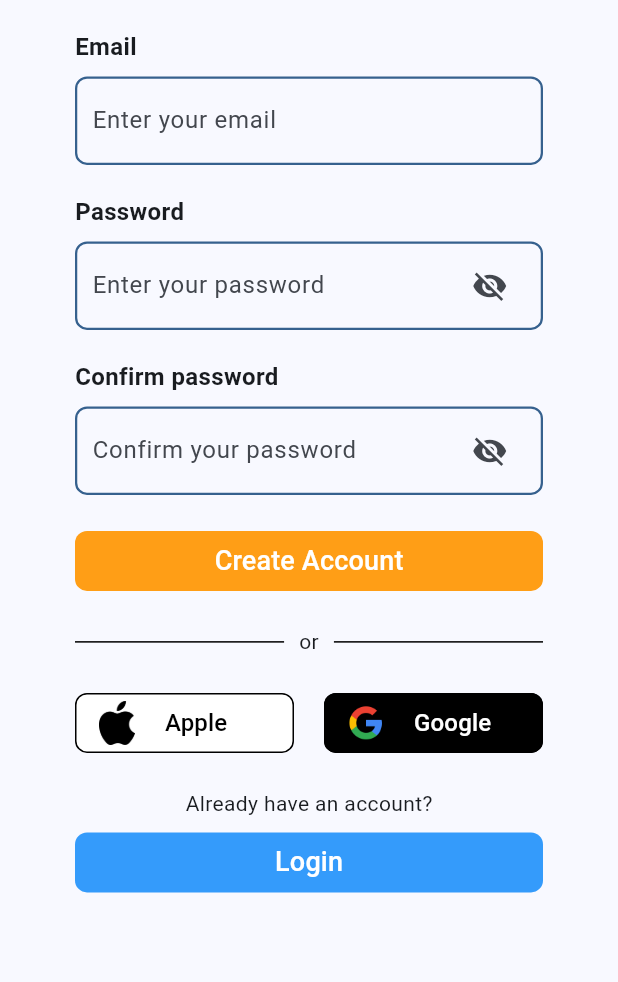
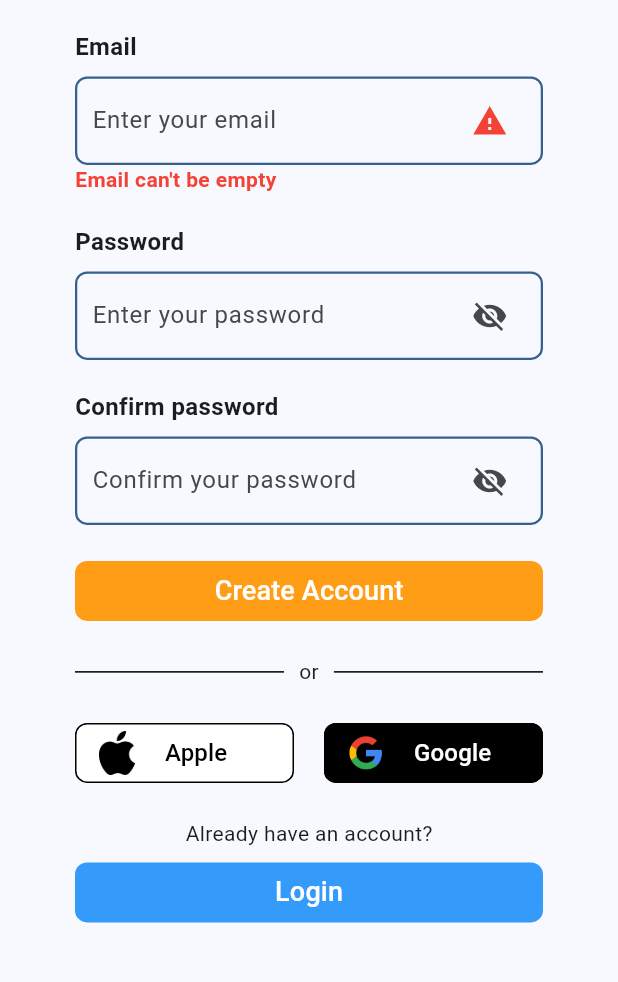
Before and after one commit to amarosv/SongSwipe, a Flutter app: the screen it shows after launch, after a tap on "Create Account", on a phone screen of 412 x 824 dp, the part 232-1214 px from its top. Run offline on Flutter 3.47's test engine with Material 3 defaults, Android fonts, the phone set to English and light mode, and no system bars; our stand-ins replace firebase_auth, firebase_core, flutter_dotenv, flutter_riverpod, go_router, image_cropper and 3 more; accounts and stored records are empty; generated files the repository leaves out were written again.

Commit message:
Pantalla de sign up terminada

```diff
--- a/lib/config/languages/app_en.arb
+++ b/lib/config/languages/app_en.arb
@@ -22,8 +22,10 @@
     "error_password_special": "password must contain at least 1 special character",
     "error_password_invalid": "password must be 8 characters long, must contain 1 capital letter, 1 lowercase letter, 1 number and 1 special character",
     "error_passwords_match": "passwords don't match",
+    "error_password_weak": "the password provided is too weak.",
     "error_email_empty": "email can't be empty",
     "error_email_invalid": "email isn't valid",
+    "error_account": "the account already exists for that email.",
     "complete_profile": "complete your profile",
     "username": "username",
     "username_placeholder": "enter your username",
--- a/lib/config/languages/app_es.arb
+++ b/lib/config/languages/app_es.arb
@@ -22,6 +22,8 @@
     "error_password_special": "la contraseña debe tener al menos un caracter especial",
     "error_password_invalid": "la contraseña debe tener una longitud de 8 caracteres, contener 1 mayúscula, 1 minúscula, 1 número y 1 caracter especial",
     "error_passwords_match": "las contraseñas no coinciden",
+    "error_password_weak": "la contraseña proporcionada es demasiado débil.",
+    "error_account": "la cuenta ya existe para ese correo electrónico.",
     "error_email_empty": "el email no puede estar vacío",
     "error_email_invalid": "el email no es válido",
     "complete_profile": "completa tu perfil",
--- a/lib/config/languages/app_it.arb
+++ b/lib/config/languages/app_it.arb
@@ -22,6 +22,8 @@
     "error_password_special": "la password deve contenere almeno 1 carattere speciale",
     "error_password_invalid": "la password deve essere lunga 8 caratteri, deve contenere 1 maiuscola, 1 minuscola, 1 numero e 1 carattere speciale",
     "error_passwords_match": "le passwords non corrispondono",
+    "error_password_weak": "la password fornita è troppo debole.",
+    "error_account": "l'account per quell'email esiste già.",
     "error_email_empty": "l'e-mail non può essere vuota",
     "error_email_invalid": "l'e-mail non è valida",
     "complete_profile": "completa il tuo profilo",
--- a/lib/presentation/views/signup_view.dart
+++ b/lib/presentation/views/signup_view.dart
@@ -20,7 +20,13 @@ class _SignUpViewState extends State<SignUpView> {
   // Constante que almacena la ruta a los logos
   final String assetsPath = 'assets/images/logos';
 
-  bool _passwordNotMatch = false;
+  // Booleanos que controlan cuando se muestran los mensajes de error
+  bool _showErrorEmail = false;
+  bool _showErrorPassword = false;
+
+  // Cadenas que almacenan los mensajes de error
+  String _emailError = '';
+  String _passwordError = '';
 
   // Controllers de los TextField
   late TextEditingController emailController;
@@ -32,8 +38,23 @@ class _SignUpViewState extends State<SignUpView> {
     super.initState();
     // Inicializamos los controllers
     emailController = TextEditingController();
+    emailController.addListener(() {
+      setState(() {
+        _showErrorEmail = false;
+      });
+    });
     passwordController = TextEditingController();
+    passwordController.addListener(() {
+      setState(() {
+        _showErrorPassword = false;
+      });
+    });
     confirmPasswordController = TextEditingController();
+    confirmPasswordController.addListener(() {
+      setState(() {
+        _showErrorPassword = false;
+      });
+    });
   }
 
   @override
@@ -45,10 +66,30 @@ class _SignUpViewState extends State<SignUpView> {
     super.dispose();
   }
 
+  /// Función que recibe un titulo y una descripción y muestra
+  /// una notificación de error
+  /// @param title Título de la notificación
+  /// @param body Descripción de la notificación
+  void _showNotification(String title, String body) {
+    // Mostramos la notificación
+    toastification.show(
+      type: ToastificationType.error,
+      context: context,
+      style: ToastificationStyle.flatColored,
+      title: Text(title),
+      description: RichText(
+          text: TextSpan(text: body, style: TextStyle(color: Colors.black))),
+      autoCloseDuration: const Duration(seconds: 3),
+    );
+  }
+
   @override
   Widget build(BuildContext context) {
     // Constante que almacena la localización de la app
     final localization = AppLocalizations.of(context)!;
+
+    final size = MediaQuery.of(context).size;
+    final width = size.width;
 
     return Scaffold(
       body: SafeArea(
@@ -80,7 +121,27 @@ class _SignUpViewState extends State<SignUpView> {
                 placeholder:
                     capitalizeFirstLetter(text: localization.email_placeholder),
                 textEditingController: emailController,
+                icon: _showErrorEmail
+                    ? Icon(
+                        Icons.warning,
+                        color: Colors.red,
+                      )
+                    : null,
               ),
+
+              // Mensaje de error del email
+              _showErrorEmail
+                  ? Padding(
+                      padding: const EdgeInsets.symmetric(horizontal: 50),
+                      child: SizedBox(
+                          width: width,
+                          child: Text(
+                            _emailError,
+                            style: TextStyle(
+                                color: Colors.red, fontWeight: FontWeight.bold),
+                          )),
+                    )
+                  : Container(),
 
               const SizedBox(height: 20),
 
@@ -107,6 +168,20 @@ class _SignUpViewState extends State<SignUpView> {
                 textEditingController: confirmPasswordController,
               ),
 
+              // Mensaje de error de la contraseña
+              _showErrorPassword
+                  ? Padding(
+                      padding: const EdgeInsets.symmetric(horizontal: 50),
+                      child: SizedBox(
+                          width: width,
+                          child: Text(
+                            _passwordError,
+                            style: TextStyle(
+                                color: Colors.red, fontWeight: FontWeight.bold),
+                          )),
+                    )
+                  : Container(),
+
               const SizedBox(height: 20),
 
               // Button para crear la cuenta
@@ -128,6 +203,11 @@ class _SignUpViewState extends State<SignUpView> {
                             password: password, context: context);
 
                         if (resultsCheck.keys.first) {
+                          setState(() {
+                            _showErrorEmail = false;
+                            _showErrorPassword = false;
+                          });
+
                           try {
                             final credential = await FirebaseAuth.instance
                                 .createUserWithEmailAndPassword(
@@ -142,35 +222,33 @@ class _SignUpViewState extends State<SignUpView> {
                             context.push('/verify-email');
                           } on FirebaseAuthException catch (e) {
                             if (e.code == 'weak-password') {
-                              print('The password provided is too weak.');
+                              _showNotification(capitalizeFirstLetter(text: localization.attention), capitalizeFirstLetter(text: localization.error_password_weak));
                             } else if (e.code == 'email-already-in-use') {
-                              print(
-                                  'The account already exists for that email.');
+                              _showNotification(capitalizeFirstLetter(text: localization.attention), capitalizeFirstLetter(text: localization.error_account));
                             }
                           } catch (e) {
                             print('Error ${e.toString()}');
                           }
                         } else {
-                          print(resultsCheck.entries.first.value);
+                          setState(() {
+                            _showErrorPassword = true;
+                            _passwordError = capitalizeFirstLetter(
+                                text: resultsCheck.entries.first.value);
+                          });
                         }
                       } else {
-                        // Mostramos la notificación
-                        toastification.show(
-                          type: ToastificationType.error,
-                          context: context,
-                          style: ToastificationStyle.flatColored,
-                          title: Text(capitalizeFirstLetter(
-                              text: localization.attention)),
-                          description: RichText(
-                              text: TextSpan(
-                                  text: capitalizeFirstLetter(
-                                      text: localization.error_passwords_match),
-                                  style: TextStyle(color: Colors.black))),
-                          autoCloseDuration: const Duration(seconds: 3),
-                        );
+                        setState(() {
+                          _showErrorPassword = true;
+                          _passwordError = capitalizeFirstLetter(
+                              text: localization.error_passwords_match);
+                        });
                       }
                     } else {
-                      print(resultsCheckEmail.entries.first.value);
+                      setState(() {
+                        _showErrorEmail = true;
+                        _emailError = capitalizeFirstLetter(
+                            text: resultsCheckEmail.entries.first.value);
+                      });
                     }
                   },
                   text: localization.create_account),
```
